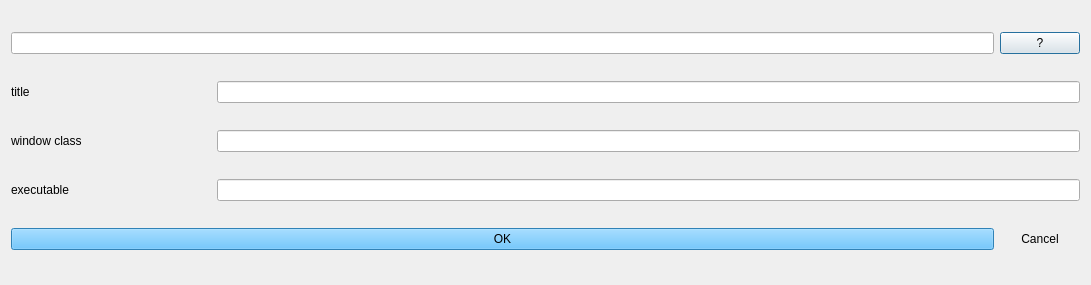
Qt form ui/scopeDialog.ui (ewerybody/a2) before a commit.
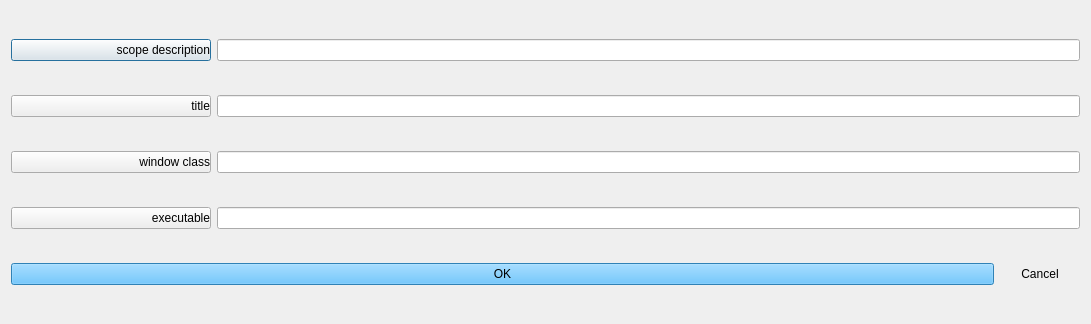
The same form after that commit.

Commit message:
implemented new ScopeDialog
it offers all available titles,classes,executables... :]

What changed in the file:
```diff
--- a/ui/scopeDialog.ui
+++ b/ui/scopeDialog.ui
@@ -7,7 +7,7 @@
     <x>0</x>
     <y>0</y>
     <width>1091</width>
-    <height>285</height>
+    <height>324</height>
    </rect>
   </property>
   <property name="windowTitle">
@@ -16,6 +16,28 @@
   <layout class="QVBoxLayout" name="verticalLayout">
    <item>
     <layout class="QHBoxLayout" name="horizontalLayout_5">
+     <item>
+      <widget class="QPushButton" name="helpButton">
+       <property name="minimumSize">
+        <size>
+         <width>200</width>
+         <height>0</height>
+        </size>
+       </property>
+       <property name="maximumSize">
+        <size>
+         <width>200</width>
+         <height>16777215</height>
+        </size>
+       </property>
+       <property name="styleSheet">
+        <string notr="true">* {text-align: right}</string>
+       </property>
+       <property name="text">
+        <string>scope description</string>
+       </property>
+      </widget>
+     </item>
      <item>
       <widget class="QLineEdit" name="scopeText">
        <property name="readOnly">
@@ -23,25 +45,27 @@
        </property>
       </widget>
      </item>
-     <item>
-      <widget class="QPushButton" name="helpButton">
-       <property name="text">
-        <string>?</string>
-       </property>
-      </widget>
-     </item>
     </layout>
    </item>
    <item>
     <layout class="QHBoxLayout" name="horizontalLayout_2" stretch="0,0">
      <item>
-      <widget class="QLabel" name="label_2">
+      <widget class="QPushButton" name="titleButton">
        <property name="minimumSize">
         <size>
          <width>200</width>
          <height>0</height>
         </size>
        </property>
+       <property name="maximumSize">
+        <size>
+         <width>200</width>
+         <height>16777215</height>
+        </size>
+       </property>
+       <property name="styleSheet">
+        <string notr="true">* {text-align: right}</string>
+       </property>
        <property name="text">
         <string>title</string>
        </property>
@@ -55,13 +79,22 @@
    <item>
     <layout class="QHBoxLayout" name="horizontalLayout_3" stretch="0,0">
      <item>
-      <widget class="QLabel" name="label_3">
+      <widget class="QPushButton" name="classButton">
        <property name="minimumSize">
         <size>
          <width>200</width>
          <height>0</height>
         </size>
        </property>
+       <property name="maximumSize">
+        <size>
+         <width>200</width>
+         <height>16777215</height>
+        </size>
+       </property>
+       <property name="styleSheet">
+        <string notr="true">* {text-align: right}</string>
+       </property>
        <property name="text">
         <string>window class</string>
        </property>
@@ -75,13 +108,22 @@
    <item>
     <layout class="QHBoxLayout" name="horizontalLayout_4" stretch="0,0">
      <item>
-      <widget class="QLabel" name="label_4">
+      <widget class="QPushButton" name="exeButton">
        <property name="minimumSize">
         <size>
          <width>200</width>
          <height>0</height>
         </size>
        </property>
+       <property name="maximumSize">
+        <size>
+         <width>200</width>
+         <height>16777215</height>
+        </size>
+       </property>
+       <property name="styleSheet">
+        <string notr="true">* {text-align: right}</string>
+       </property>
        <property name="text">
         <string>executable</string>
        </property>
```
The commit also changes 3 other files.
